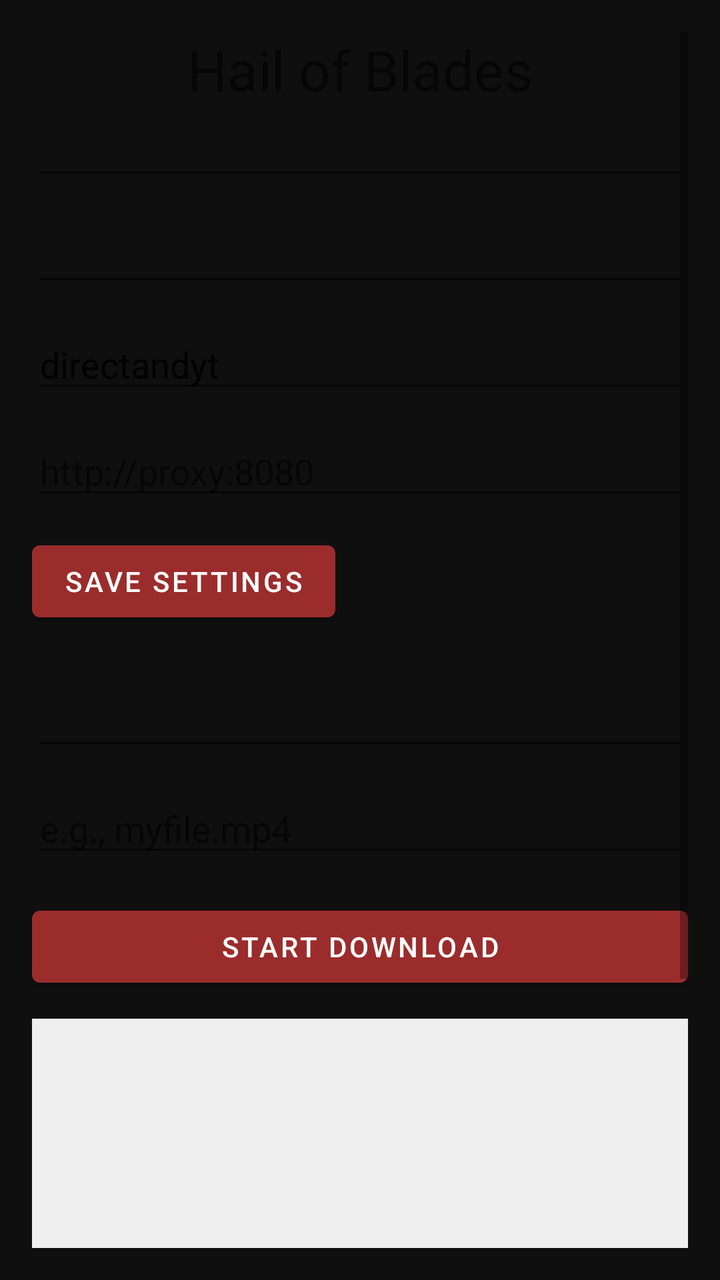
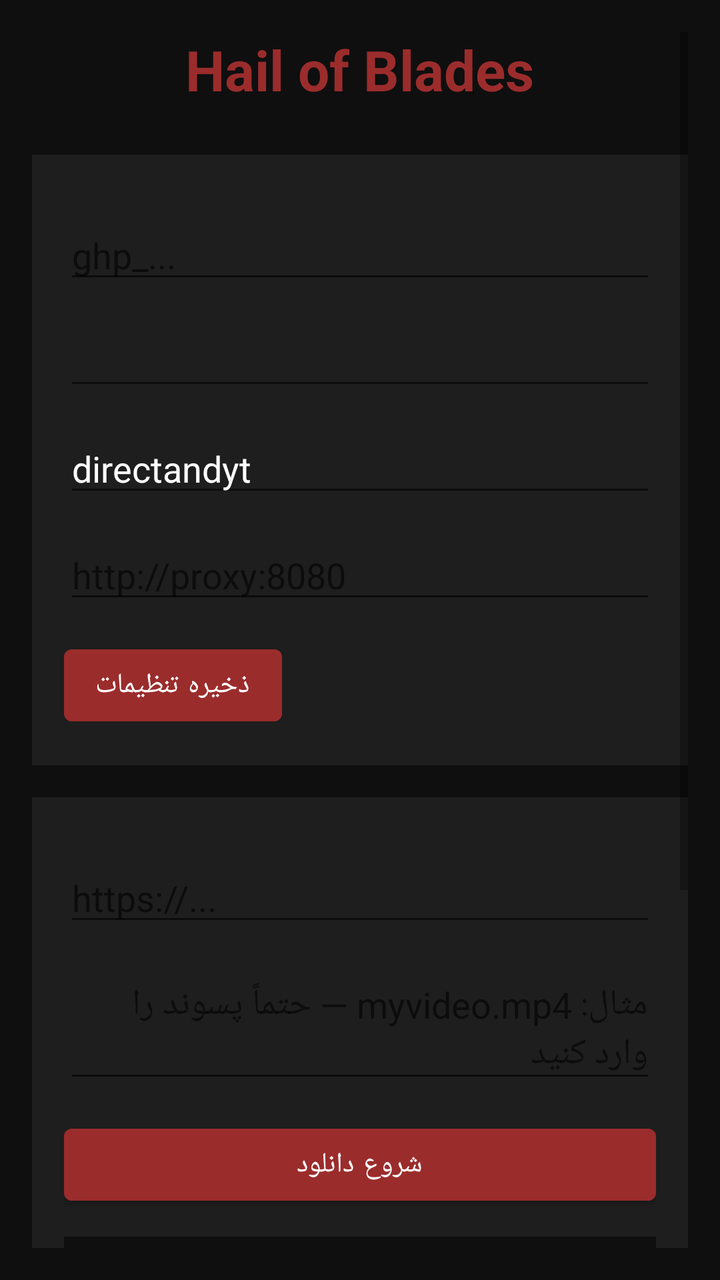

The first picture is an Android layout as it rendered before a commit; the second is the same layout after the commit. The layout source and the unified diff follow.
<!-- AndroidManifest.xml: application theme Theme.HOB -->
<!-- res/layout/activity_main.xml -->
<?xml version="1.0" encoding="utf-8"?>
<ScrollView xmlns:android="http://schemas.android.com/apk/res/android"
    android:layout_width="match_parent"
    android:layout_height="match_parent"
    android:padding="16dp">

    <LinearLayout
        android:layout_width="match_parent"
        android:layout_height="wrap_content"
        android:orientation="vertical">

        <TextView
            android:id="@+id/titleText"
            android:layout_width="wrap_content"
            android:layout_height="wrap_content"
            android:text="Hail of Blades"
            android:textSize="28sp"
            android:layout_gravity="center" />

        <TextView android:text="GitHub Token" />
        <EditText
            android:id="@+id/tokenInput"
            android:layout_width="match_parent"
            android:layout_height="wrap_content"
            android:inputType="textPassword" />

        <TextView android:text="Repo Owner" android:layout_marginTop="12dp" />
        <EditText
            android:id="@+id/ownerInput"
            android:layout_width="match_parent"
            android:layout_height="wrap_content" />

        <TextView android:text="Repo Name" android:layout_marginTop="12dp" />
        <EditText
            android:id="@+id/repoInput"
            android:layout_width="match_parent"
            android:layout_height="wrap_content"
            android:text="directandyt" />

        <TextView android:text="Proxy (optional)" android:layout_marginTop="12dp" />
        <EditText
            android:id="@+id/proxyInput"
            android:layout_width="match_parent"
            android:layout_height="wrap_content"
            android:hint="http://proxy:8080" />

        <Button
            android:id="@+id/saveSettingsButton"
            android:layout_width="wrap_content"
            android:layout_height="wrap_content"
            android:text="Save Settings"
            android:layout_marginTop="12dp" />

        <TextView android:text="File URL" android:layout_marginTop="24dp" />
        <EditText
            android:id="@+id/urlInput"
            android:layout_width="match_parent"
            android:layout_height="wrap_content" />

        <TextView android:text="Output Filename (optional)" android:layout_marginTop="12dp" />
        <EditText
            android:id="@+id/filenameInput"
            android:layout_width="match_parent"
            android:layout_height="wrap_content"
            android:hint="e.g., myfile.mp4" />

        <Button
            android:id="@+id/startButton"
            android:layout_width="match_parent"
            android:layout_height="wrap_content"
            android:text="Start Download"
            android:layout_marginTop="16dp" />

        <ProgressBar
            android:id="@+id/progressBar"
            style="?android:attr/progressBarStyleHorizontal"
            android:layout_width="match_parent"
            android:layout_height="wrap_content"
            android:layout_marginTop="16dp"
            android:visibility="gone" />

        <TextView
            android:id="@+id/logText"
            android:layout_width="match_parent"
            android:layout_height="150dp"
            android:background="#EEEEEE"
            android:padding="8dp"
            android:scrollbars="vertical"
            android:layout_marginTop="12dp" />

        <Button
            android:id="@+id/clearLogButton"
            android:layout_width="wrap_content"
            android:layout_height="wrap_content"
            android:text="Clear Log"
            android:layout_gravity="end" />

        <Button
            android:id="@+id/manageFoldersButton"
            android:layout_width="match_parent"
            android:layout_height="wrap_content"
            android:text="Manage Old Folders"
            android:layout_marginTop="16dp" />

        <LinearLayout
            android:layout_width="match_parent"
            android:layout_height="wrap_content"
            android:orientation="horizontal"
            android:gravity="center"
            android:layout_marginTop="16dp">

            <TextView
                android:id="@+id/telegramLink"
                android:layout_width="wrap_content"
                android:layout_height="wrap_content"
                android:text="@Hailofblades"
                android:textColor="#0088cc"
                android:padding="8dp"
                android:clickable="true" />

            <TextView android:text=" | " />

            <TextView
                android:id="@+id/githubLink"
                android:layout_width="wrap_content"
                android:layout_height="wrap_content"
                android:text="GitHub"
                android:textColor="#AAAAAA"
                android:padding="8dp"
                android:clickable="true" />
        </LinearLayout>

    </LinearLayout>
</ScrollView>
<!-- resources referenced by this layout -->
<resources>
  <style name="Theme.HOB" parent="Theme.MaterialComponents.DayNight.NoActionBar">
          <item name="android:windowBackground">@color/background</item>
          <item name="android:statusBarColor">@color/background</item>
          <item name="android:navigationBarColor">@color/background</item>
          <item name="colorPrimary">@color/accentRune</item>
          <item name="colorPrimaryVariant">@color/accentRuneLight</item>
          <item name="colorOnPrimary">@color/textPrimary</item>
          <item name="colorSurface">@color/surface</item>
          <item name="colorOnSurface">@color/textPrimary</item>
      </style>
  <color name="background">#0F0F0F</color>
  <color name="accentRune">#9B2C2C</color>
  <color name="accentRuneLight">#C04444</color>
  <color name="textPrimary">#FFFFFF</color>
  <color name="surface">#1E1E1E</color>
</resources>

<!-- the commit's change to res/layout/activity_main.xml (unified diff, before → after) -->
@@ -2,132 +2,173 @@
 <ScrollView xmlns:android="http://schemas.android.com/apk/res/android"
     android:layout_width="match_parent"
     android:layout_height="match_parent"
-    android:padding="16dp">
+    android:padding="16dp"
+    android:background="#0F0F0F">
 
     <LinearLayout
         android:layout_width="match_parent"
         android:layout_height="wrap_content"
-        android:orientation="vertical">
+        android:orientation="vertical"
+        android:gravity="center_horizontal">
 
         <TextView
-            android:id="@+id/titleText"
             android:layout_width="wrap_content"
             android:layout_height="wrap_content"
             android:text="Hail of Blades"
             android:textSize="28sp"
-            android:layout_gravity="center" />
+            android:textStyle="bold"
+            android:textColor="#9B2C2C"
+            android:paddingBottom="24dp" />
 
-        <TextView android:text="GitHub Token" />
-        <EditText
-            android:id="@+id/tokenInput"
+        
+        <LinearLayout
             android:layout_width="match_parent"
             android:layout_height="wrap_content"
-            android:inputType="textPassword" />
+            android:orientation="vertical"
+            android:layout_marginBottom="16dp"
+            android:padding="16dp"
+            android:background="#1E1E1E">
 
-        <TextView android:text="Repo Owner" android:layout_marginTop="12dp" />
-        <EditText
-            android:id="@+id/ownerInput"
-            android:layout_width="match_parent"
-            android:layout_height="wrap_content" />
+            <TextView android:text="تنظیمات" android:textColor="#9B2C2C" android:textSize="18sp" android:layout_marginBottom="12dp"/>
 
-        <TextView android:text="Repo Name" android:layout_marginTop="12dp" />
-        <EditText
-            android:id="@+id/repoInput"
+            <TextView android:text="توکن گیت‌هاب" android:textColor="#B0B0B0"/>
+            <EditText
+                android:id="@+id/tokenInput"
+                android:layout_width="match_parent"
+                android:layout_height="wrap_content"
+                android:inputType="textPassword"
+                android:hint="ghp_..."
+                android:textColor="#FFFFFF"/>
+
+            <TextView android:text="مالک ریپازیتوری" android:textColor="#B0B0B0" android:layout_marginTop="12dp"/>
+            <EditText
+                android:id="@+id/ownerInput"
+                android:layout_width="match_parent"
+                android:layout_height="wrap_content"
+                android:text=""
+                android:textColor="#FFFFFF"/>
+
+            <TextView android:text="نام ریپازیتوری" android:textColor="#B0B0B0" android:layout_marginTop="12dp"/>
+            <EditText
+                android:id="@+id/repoInput"
+                android:layout_width="match_parent"
+                android:layout_height="wrap_content"
+                android:text="directandyt"
+                android:textColor="#FFFFFF"/>
+
+            <TextView android:text="پروکسی (اختیاری)" android:textColor="#B0B0B0" android:layout_marginTop="12dp"/>
+            <EditText
+                android:id="@+id/proxyInput"
+                android:layout_width="match_parent"
+                android:layout_height="wrap_content"
+                android:hint="http://proxy:8080"
+                android:textColor="#FFFFFF"/>
+
+            <Button
+                android:id="@+id/saveSettingsButton"
+                android:layout_width="wrap_content"
+                android:layout_height="wrap_content"
+                android:text="ذخیره تنظیمات"
+                android:layout_marginTop="12dp"
+                android:backgroundTint="#9B2C2C"
+                android:textColor="#FFFFFF"/>
+        </LinearLayout>
+
+        
+        <LinearLayout
             android:layout_width="match_parent"
             android:layout_height="wrap_content"
-            android:text="directandyt" />
+            android:orientation="vertical"
+            android:layout_marginBottom="16dp"
+            android:padding="16dp"
+            android:background="#1E1E1E">
 
-        <TextView android:text="Proxy (optional)" android:layout_marginTop="12dp" />
-        <EditText
-            android:id="@+id/proxyInput"
-            android:layout_width="match_parent"
-            android:layout_height="wrap_content"
-            android:hint="http://proxy:8080" />
+            <TextView android:text="دانلود فایل" android:textColor="#9B2C2C" android:textSize="18sp" android:layout_marginBottom="12dp"/>
 
-        <Button
-            android:id="@+id/saveSettingsButton"
-            android:layout_width="wrap_content"
-            android:layout_height="wrap_content"
-            android:text="Save Settings"
-            android:layout_marginTop="12dp" />
+            <TextView android:text="آدرس فایل (URL)" android:textColor="#B0B0B0"/>
+            <EditText
+                android:id="@+id/urlInput"
+                android:layout_width="match_parent"
+                android:layout_height="wrap_content"
+                android:hint="https://..."
+                android:textColor="#FFFFFF"/>
 
-        <TextView android:text="File URL" android:layout_marginTop="24dp" />
-        <EditText
-            android:id="@+id/urlInput"
-            android:layout_width="match_parent"
-            android:layout_height="wrap_content" />
+            <TextView android:text="نام فایل خروجی (اختیاری)" android:textColor="#B0B0B0" android:layout_marginTop="12dp"/>
+            <EditText
+                android:id="@+id/filenameInput"
+                android:layout_width="match_parent"
+                android:layout_height="wrap_content"
+                android:hint="مثال: myvideo.mp4 — حتماً پسوند را وارد کنید"
+                android:textColor="#FFFFFF"/>
 
-        <TextView android:text="Output Filename (optional)" android:layout_marginTop="12dp" />
-        <EditText
-            android:id="@+id/filenameInput"
-            android:layout_width="match_parent"
-            android:layout_height="wrap_content"
-            android:hint="e.g., myfile.mp4" />
+            <Button
+                android:id="@+id/startButton"
+                android:layout_width="match_parent"
+                android:layout_height="wrap_content"
+                android:text="شروع دانلود"
+                android:layout_marginTop="12dp"
+                android:backgroundTint="#9B2C2C"
+                android:textColor="#FFFFFF"/>
 
-        <Button
-            android:id="@+id/startButton"
-            android:layout_width="match_parent"
-            android:layout_height="wrap_content"
-            android:text="Start Download"
-            android:layout_marginTop="16dp" />
+            <ProgressBar
+                android:id="@+id/progressBar"
+                style="?android:attr/progressBarStyleHorizontal"
+                android:layout_width="match_parent"
+                android:layout_height="wrap_content"
+                android:layout_marginTop="16dp"
+                android:visibility="gone"/>
 
-        <ProgressBar
-            android:id="@+id/progressBar"
-            style="?android:attr/progressBarStyleHorizontal"
-            android:layout_width="match_parent"
-            android:layout_height="wrap_content"
-            android:layout_marginTop="16dp"
-            android:visibility="gone" />
+            <TextView
+                android:id="@+id/logText"
+                android:layout_width="match_parent"
+                android:layout_height="150dp"
+                android:background="#0F0F0F"
+                android:padding="8dp"
+                android:scrollbars="vertical"
+                android:gravity="top"
+                android:textColor="#B0B0B0"
+                android:layout_marginTop="12dp"/>
 
-        <TextView
-            android:id="@+id/logText"
-            android:layout_width="match_parent"
-            android:layout_height="150dp"
-            android:background="#EEEEEE"
-            android:padding="8dp"
-            android:scrollbars="vertical"
-            android:layout_marginTop="12dp" />
+            <Button
+                android:id="@+id/clearLogButton"
+                android:layout_width="wrap_content"
+                android:layout_height="wrap_content"
+                android:text="پاک کردن لاگ"
+                android:layout_gravity="end"
+                android:backgroundTint="#333333"
+                android:textColor="#FFFFFF"/>
+        </LinearLayout>
 
-        <Button
-            android:id="@+id/clearLogButton"
-            android:layout_width="wrap_content"
-            android:layout_height="wrap_content"
-            android:text="Clear Log"
-            android:layout_gravity="end" />
-
-        <Button
-            android:id="@+id/manageFoldersButton"
-            android:layout_width="match_parent"
-            android:layout_height="wrap_content"
-            android:text="Manage Old Folders"
-            android:layout_marginTop="16dp" />
-
+        
         <LinearLayout
             android:layout_width="match_parent"
             android:layout_height="wrap_content"
             android:orientation="horizontal"
             android:gravity="center"
-            android:layout_marginTop="16dp">
+            android:layout_marginTop="8dp"
+            android:padding="8dp">
 
             <TextView
                 android:id="@+id/telegramLink"
                 android:layout_width="wrap_content"
                 android:layout_height="wrap_content"
-                android:text="@Hailofblades"
+                android:text="📱 @Hailofblades"
                 android:textColor="#0088cc"
                 android:padding="8dp"
-                android:clickable="true" />
+                android:clickable="true"
+                android:focusable="true"/>
 
-            <TextView android:text=" | " />
+            <TextView android:text="  |  " android:textColor="#B0B0B0"/>
 
             <TextView
                 android:id="@+id/githubLink"
                 android:layout_width="wrap_content"
                 android:layout_height="wrap_content"
-                android:text="GitHub"
+                android:text="🐙 GitHub"
                 android:textColor="#AAAAAA"
                 android:padding="8dp"
-                android:clickable="true" />
+                android:clickable="true"
+                android:focusable="true"/>
         </LinearLayout>
 
     </LinearLayout>
